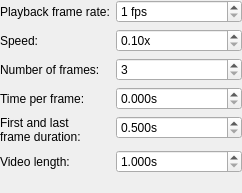
benwh1/cubesim, file replayrecordersettingswidget.ui: the form before one commit.
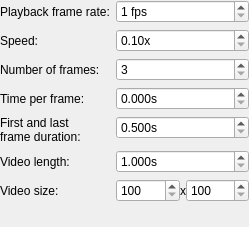
The form after the commit.

Commit message: Add video size option to replay recorder settings

The edit to the form file:
```diff
--- a/replayrecordersettingswidget.ui
+++ b/replayrecordersettingswidget.ui
@@ -6,8 +6,8 @@
    <rect>
     <x>0</x>
     <y>0</y>
-    <width>242</width>
-    <height>193</height>
+    <width>249</width>
+    <height>227</height>
    </rect>
   </property>
   <property name="windowTitle">
@@ -168,6 +168,56 @@
      </property>
     </widget>
    </item>
+   <item row="6" column="0">
+    <widget class="QLabel" name="label_7">
+     <property name="text">
+      <string>Video size:</string>
+     </property>
+    </widget>
+   </item>
+   <item row="6" column="1">
+    <layout class="QHBoxLayout" name="horizontalLayout">
+     <property name="spacing">
+      <number>0</number>
+     </property>
+     <item>
+      <widget class="QSpinBox" name="videoWidthSpinBox">
+       <property name="minimum">
+        <number>100</number>
+       </property>
+       <property name="maximum">
+        <number>10000</number>
+       </property>
+      </widget>
+     </item>
+     <item>
+      <widget class="QLabel" name="label_8">
+       <property name="sizePolicy">
+        <sizepolicy hsizetype="Maximum" vsizetype="Preferred">
+         <horstretch>0</horstretch>
+         <verstretch>0</verstretch>
+        </sizepolicy>
+       </property>
+       <property name="text">
+        <string>x</string>
+       </property>
+      </widget>
+     </item>
+     <item>
+      <widget class="QSpinBox" name="videoHeightSpinBox">
+       <property name="minimum">
+        <number>100</number>
+       </property>
+       <property name="maximum">
+        <number>10000</number>
+       </property>
+       <property name="value">
+        <number>100</number>
+       </property>
+      </widget>
+     </item>
+    </layout>
+   </item>
   </layout>
  </widget>
  <resources/>
```
The commit also changes 5 other files.
